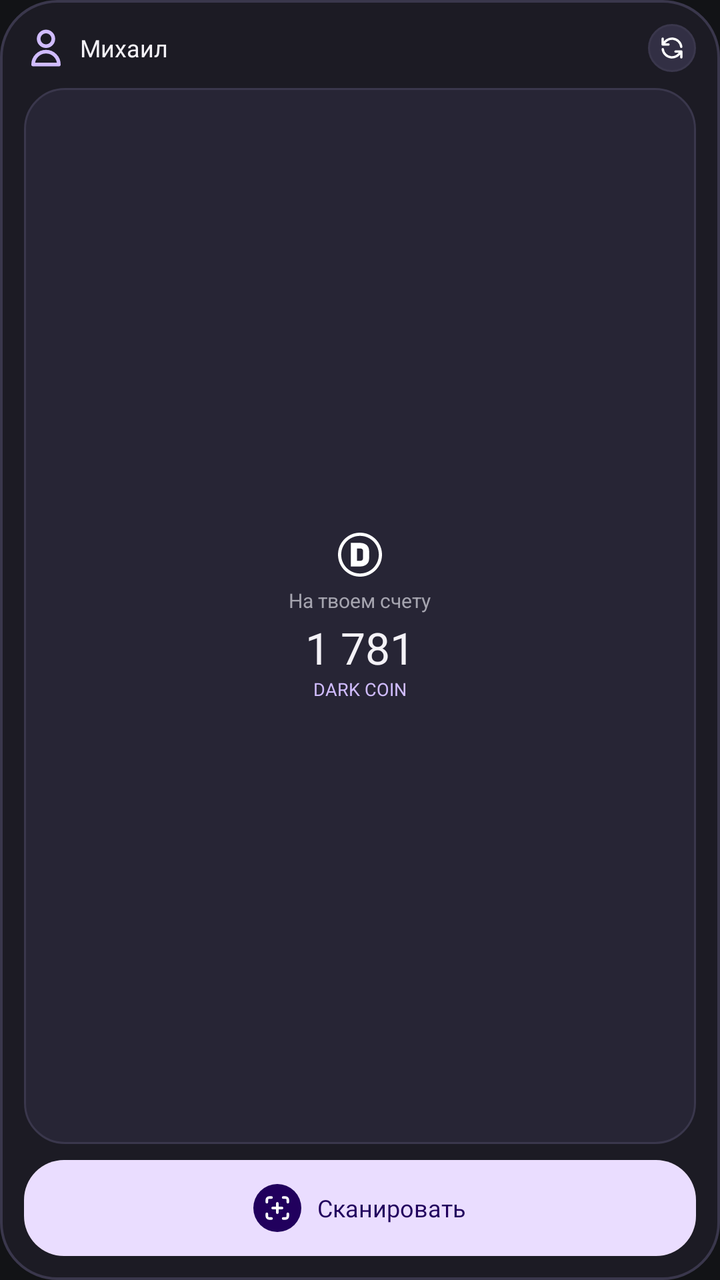
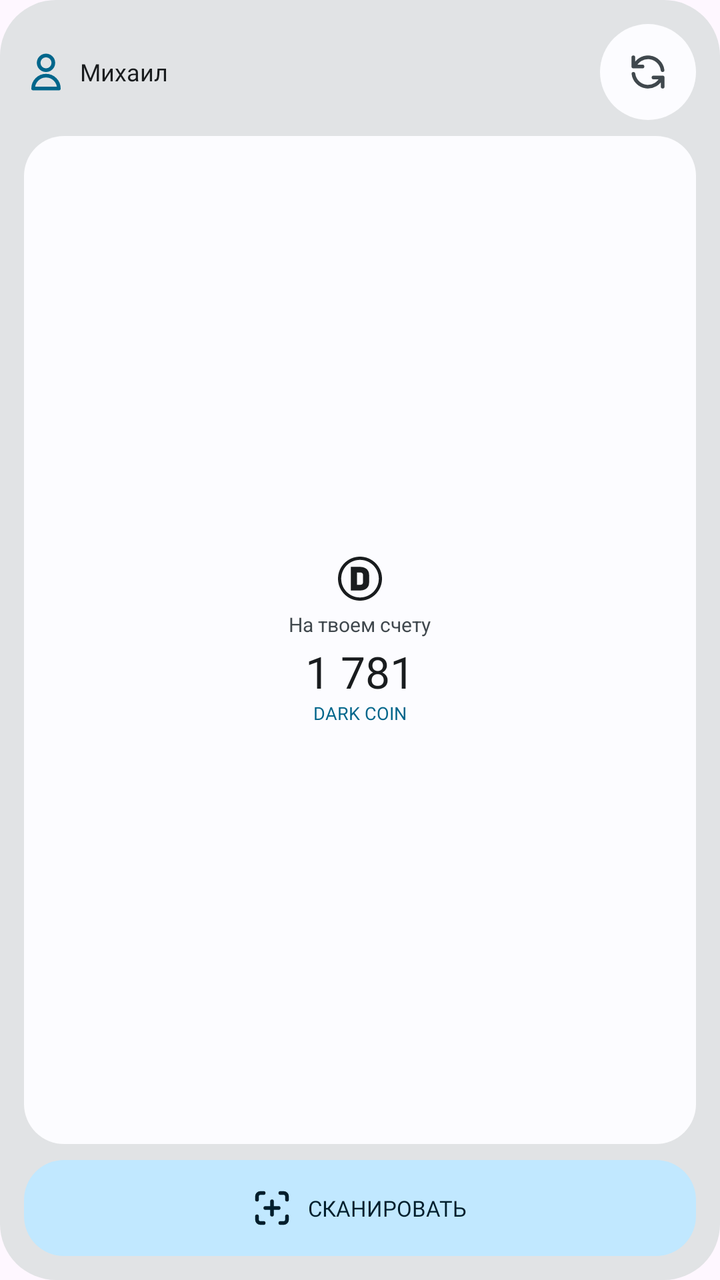

The first picture is an Android layout as it rendered before a commit; the second is the same layout after the commit. The layout source and the unified diff follow.
<!-- AndroidManifest.xml: application theme Theme.Darkside -->
<!-- res/layout/widget_darkside_tall.xml -->
<?xml version="1.0" encoding="utf-8"?>
<LinearLayout xmlns:android="http://schemas.android.com/apk/res/android"
    android:id="@+id/widget_root_tall"
    android:layout_width="match_parent"
    android:layout_height="match_parent"
    android:background="@drawable/bg_widget_container"
    android:orientation="vertical"
    android:padding="12dp">

    
    <LinearLayout
        android:layout_width="match_parent"
        android:layout_height="wrap_content"
        android:gravity="center_vertical"
        android:orientation="horizontal">

        <ImageView
            android:layout_width="22dp"
            android:layout_height="22dp"
            android:src="@drawable/ic_user"
            android:contentDescription="@string/app_name" />

        <TextView
            android:id="@+id/widget_user_name_tall"
            android:layout_width="0dp"
            android:layout_height="wrap_content"
            android:layout_marginStart="6dp"
            android:layout_weight="1"
            android:ellipsize="end"
            android:fontFamily="@font/unisans_bold"
            android:singleLine="true"
            android:text="Михаил"
            android:textColor="@color/ds_text_primary"
            android:textSize="12sp" />

        
        <ImageView
            android:id="@+id/widget_btn_refresh_tall"
            android:layout_width="24dp"
            android:layout_height="24dp"
            android:background="@drawable/bg_pill_badge"
            android:contentDescription="@string/refresh_btn"
            android:padding="5dp"
            android:src="@drawable/ic_refresh" />
    </LinearLayout>

    
    <LinearLayout
        android:layout_width="match_parent"
        android:layout_height="0dp"
        android:layout_marginTop="8dp"
        android:layout_marginBottom="8dp"
        android:layout_weight="1"
        android:background="@drawable/bg_widget_inner_card"
        android:gravity="center"
        android:orientation="vertical"
        android:padding="8dp">

        <ImageView
            android:layout_width="24dp"
            android:layout_height="24dp"
            android:src="@drawable/ic_coin"
            android:contentDescription="@string/app_name" />

        <TextView
            android:layout_width="wrap_content"
            android:layout_height="wrap_content"
            android:layout_marginTop="4dp"
            android:singleLine="true"
            android:text="@string/balance_label"
            android:textColor="@color/ds_text_secondary"
            android:textSize="10sp" />

        <TextView
            android:id="@+id/widget_balance_tall"
            android:layout_width="wrap_content"
            android:layout_height="wrap_content"
            android:layout_marginTop="2dp"
            android:fontFamily="@font/unisans_heavy"
            android:singleLine="true"
            android:text="1 781"
            android:textColor="@color/ds_text_primary"
            android:textSize="22sp" />

        <TextView
            android:layout_width="wrap_content"
            android:layout_height="wrap_content"
            android:fontFamily="@font/unisans_bold"
            android:singleLine="true"
            android:text="@string/coins_unit"
            android:textColor="@color/ds_primary"
            android:textSize="9sp" />
    </LinearLayout>

    
    <LinearLayout
        android:id="@+id/widget_btn_scan_tall"
        android:layout_width="match_parent"
        android:layout_height="wrap_content"
        android:background="@drawable/bg_widget_action_card"
        android:clickable="true"
        android:focusable="true"
        android:gravity="center"
        android:orientation="horizontal"
        android:paddingTop="12dp"
        android:paddingBottom="12dp">

        <ImageView
            android:layout_width="24dp"
            android:layout_height="24dp"
            android:background="@drawable/bg_widget_circle_icon_dark"
            android:contentDescription="@string/scan_qr"
            android:padding="5dp"
            android:src="@drawable/ic_scan_qr_white" />

        <TextView
            android:layout_width="wrap_content"
            android:layout_height="wrap_content"
            android:layout_marginStart="8dp"
            android:fontFamily="@font/unisans_bold"
            android:singleLine="true"
            android:text="@string/scan_qr_short"
            android:textColor="@color/ds_on_primary_container"
            android:textSize="12sp" />
    </LinearLayout>

</LinearLayout>
<!-- resources referenced by this layout -->
<resources>
  <color name="ds_on_primary_container">#21005D</color>
  <color name="ds_primary">#D0BCFF</color>
  <color name="ds_text_primary">#F4F2F7</color>
  <color name="ds_text_secondary">#A5A4AF</color>
  <!-- drawable bg_pill_badge (drawable) -->
  <?xml version="1.0" encoding="utf-8"?>
  <shape xmlns:android="http://schemas.android.com/apk/res/android"
      android:shape="rectangle">
      <corners android:radius="100dp" />
      <solid android:color="@color/ds_surface_container" />
      <stroke
          android:width="1dp"
          android:color="@color/ds_stroke" />
  </shape>
  <!-- drawable bg_widget_action_card (drawable) -->
  <?xml version="1.0" encoding="utf-8"?>
  <ripple xmlns:android="http://schemas.android.com/apk/res/android"
      android:color="@color/ds_primary">
      <item>
          <shape android:shape="rectangle">
              <corners android:radius="20dp" />
              <solid android:color="@color/ds_primary_container" />
          </shape>
      </item>
  </ripple>
  <!-- drawable bg_widget_circle_icon_dark (drawable) -->
  <?xml version="1.0" encoding="utf-8"?>
  <shape xmlns:android="http://schemas.android.com/apk/res/android"
      android:shape="oval">
      <solid android:color="@color/ds_on_primary_container" />
  </shape>
  <!-- drawable bg_widget_container (drawable) -->
  <?xml version="1.0" encoding="utf-8"?>
  <shape xmlns:android="http://schemas.android.com/apk/res/android"
      android:shape="rectangle">
      <corners android:radius="28dp" />
      <solid android:color="@color/ds_surface" />
      <stroke
          android:width="1.2dp"
          android:color="@color/ds_stroke" />
  </shape>
  <!-- drawable bg_widget_inner_card (drawable) -->
  <?xml version="1.0" encoding="utf-8"?>
  <shape xmlns:android="http://schemas.android.com/apk/res/android"
      android:shape="rectangle">
      <corners android:radius="20dp" />
      <solid android:color="@color/ds_surface_variant" />
      <stroke
          android:width="1dp"
          android:color="@color/ds_stroke" />
  </shape>
  <!-- drawable ic_coin (drawable) -->
  <vector xmlns:android="http://schemas.android.com/apk/res/android"
      android:width="24dp"
      android:height="24dp"
      android:viewportWidth="24"
      android:viewportHeight="24">
  
      
      <path
          android:fillColor="#FFFFFF"
          android:fillType="evenOdd"
          android:pathData="M12,1 C18.075,1 23,5.925 23,12 C23,18.075 18.075,23 12,23 C5.925,23 1,18.075 1,12 C1,5.925 5.925,1 12,1 Z M12,2.6 C6.809,2.6 2.6,6.809 2.6,12 C2.6,17.191 6.809,21.4 12,21.4 C17.191,21.4 21.4,17.191 21.4,12 C21.4,6.809 17.191,2.6 12,2.6 Z" />
  
      
      <group
          android:scaleX="0.4113"
          android:scaleY="0.4113"
          android:translateX="7.3830"
          android:translateY="5.7935">
          <path
              android:fillColor="#FFFFFF"
              android:fillType="evenOdd"
              android:pathData="M22.277 10.363c0-6.71-5.443-9.618-11.252-9.618v.033H.174v28.69h10.851c5.81.032 11.252-2.843 11.252-9.454v-9.651Zm-7.38 9.155c0 1.851-1.134 3.107-3.638 3.107H7.553V7.52h3.706c2.437 0 3.639 1.19 3.639 3.041v8.957Z" />
      </group>
  </vector>
  <!-- drawable ic_refresh (drawable) -->
  <vector xmlns:android="http://schemas.android.com/apk/res/android"
      android:width="24dp"
      android:height="24dp"
      android:viewportWidth="24"
      android:viewportHeight="24">
      <path
          android:strokeColor="#FFFFFF"
          android:strokeWidth="2"
          android:strokeLineCap="round"
          android:strokeLineJoin="round"
          android:pathData="M4,4v5h.582m15.356,2A8.001,8.001 0 0,0 4.582,9m0,0H9m11,11v-5h-.581m0,0a8.003,8.003 0 0,1 -15.357,-2m15.357,2H15" />
  </vector>
  <!-- drawable ic_scan_qr_white (drawable) -->
  <vector xmlns:android="http://schemas.android.com/apk/res/android"
      android:width="24dp"
      android:height="24dp"
      android:viewportWidth="24"
      android:viewportHeight="24">
      <path
          android:strokeColor="#FFFFFF"
          android:strokeWidth="2.2"
          android:strokeLineCap="round"
          android:strokeLineJoin="round"
          android:pathData="M3,7V5a2,2 0 0,1 2,-2h2M17,3h2a2,2 0 0,1 2,2v2M21,17v2a2,2 0 0,1 -2,2h-2M7,21H5a2,2 0 0,1 -2,-2v-2M12,8v8M8,12h8" />
  </vector>
  <!-- drawable ic_user (drawable) -->
  <vector xmlns:android="http://schemas.android.com/apk/res/android"
      android:width="24dp"
      android:height="24dp"
      android:viewportWidth="24"
      android:viewportHeight="24">
      <path
          android:strokeColor="#D0BCFF"
          android:strokeWidth="2"
          android:strokeLineCap="round"
          android:strokeLineJoin="round"
          android:pathData="M16,7a4,4 0 1,1 -8,0 4,4 0 0,1 8,0zM12,14a7,7 0 0,0 -7,7h14a7,7 0 0,0 -7,-7z" />
  </vector>
  <string name="scan_qr_short">Сканировать</string>
  <style name="Theme.Darkside" parent="Theme.Material3.Dark.NoActionBar">
          <item name="android:windowBackground">@color/ds_background</item>
          <item name="android:statusBarColor">@color/ds_background</item>
          <item name="android:navigationBarColor">@color/ds_background</item>
          <item name="colorPrimary">@color/ds_primary</item>
          <item name="colorOnPrimary">@color/ds_on_primary</item>
          <item name="colorSurface">@color/ds_surface</item>
          <item name="colorOnSurface">@color/ds_text_primary</item>
      </style>
  <color name="ds_surface_container">#322F44</color>
  <color name="ds_stroke">#3A374C</color>
  <color name="ds_primary_container">#EADDFF</color>
  <color name="ds_surface">#1C1B24</color>
  <color name="ds_surface_variant">#272535</color>
  <color name="ds_background">#121316</color>
  <color name="ds_on_primary">#381E72</color>
  <!-- unchanged entries left out for length: 5 -->
</resources>

<!-- the commit's change to res/layout/widget_darkside_tall.xml (unified diff, before → after) -->
@@ -30,17 +30,17 @@
             android:fontFamily="@font/unisans_bold"
             android:singleLine="true"
             android:text="Михаил"
-            android:textColor="@color/ds_text_primary"
+            android:textColor="@color/widget_text_primary"
             android:textSize="12sp" />
 
         
         <ImageView
             android:id="@+id/widget_btn_refresh_tall"
-            android:layout_width="24dp"
-            android:layout_height="24dp"
+            android:layout_width="48dp"
+            android:layout_height="48dp"
             android:background="@drawable/bg_pill_badge"
             android:contentDescription="@string/refresh_btn"
-            android:padding="5dp"
+            android:padding="13dp"
             android:src="@drawable/ic_refresh" />
     </LinearLayout>
 
@@ -68,7 +68,7 @@
             android:layout_marginTop="4dp"
             android:singleLine="true"
             android:text="@string/balance_label"
-            android:textColor="@color/ds_text_secondary"
+            android:textColor="@color/widget_text_secondary"
             android:textSize="10sp" />
 
         <TextView
@@ -79,16 +79,17 @@
             android:fontFamily="@font/unisans_heavy"
             android:singleLine="true"
             android:text="1 781"
-            android:textColor="@color/ds_text_primary"
+            android:textColor="@color/widget_text_primary"
             android:textSize="22sp" />
 
         <TextView
+            android:id="@+id/widget_coins_label_tall"
             android:layout_width="wrap_content"
             android:layout_height="wrap_content"
             android:fontFamily="@font/unisans_bold"
             android:singleLine="true"
             android:text="@string/coins_unit"
-            android:textColor="@color/ds_primary"
+            android:textColor="@color/widget_accent"
             android:textSize="9sp" />
     </LinearLayout>
 
@@ -96,22 +97,20 @@
     <LinearLayout
         android:id="@+id/widget_btn_scan_tall"
         android:layout_width="match_parent"
-        android:layout_height="wrap_content"
+        android:layout_height="48dp"
         android:background="@drawable/bg_widget_action_card"
         android:clickable="true"
         android:focusable="true"
         android:gravity="center"
         android:orientation="horizontal"
-        android:paddingTop="12dp"
-        android:paddingBottom="12dp">
+        android:paddingStart="12dp"
+        android:paddingEnd="12dp">
 
         <ImageView
-            android:layout_width="24dp"
-            android:layout_height="24dp"
-            android:background="@drawable/bg_widget_circle_icon_dark"
-            android:contentDescription="@string/scan_qr"
-            android:padding="5dp"
-            android:src="@drawable/ic_scan_qr_white" />
+            android:layout_width="20dp"
+            android:layout_height="20dp"
+            android:src="@drawable/ic_scan_qr"
+            android:contentDescription="@string/scan_qr" />
 
         <TextView
             android:layout_width="wrap_content"
@@ -119,9 +118,9 @@
             android:layout_marginStart="8dp"
             android:fontFamily="@font/unisans_bold"
             android:singleLine="true"
-            android:text="@string/scan_qr_short"
-            android:textColor="@color/ds_on_primary_container"
-            android:textSize="12sp" />
+            android:text="@string/scan_qr"
+            android:textColor="@color/widget_action_card_text"
+            android:textSize="11sp" />
     </LinearLayout>
 
 </LinearLayout>
<!-- resource entries referenced after the edit -->
@@ -1,55 +1,40 @@
 <!-- resources referenced by this layout -->
 <resources>
-  <color name="ds_on_primary_container">#21005D</color>
-  <color name="ds_primary">#D0BCFF</color>
-  <color name="ds_text_primary">#F4F2F7</color>
-  <color name="ds_text_secondary">#A5A4AF</color>
+  <color name="widget_accent">@color/md_theme_primary</color>
+  <color name="widget_action_card_text">@color/md_theme_onPrimaryContainer</color>
+  <color name="widget_text_primary">@color/md_theme_onSurface</color>
+  <color name="widget_text_secondary">@color/md_theme_onSurfaceVariant</color>
   <!-- drawable bg_pill_badge (drawable) -->
   <?xml version="1.0" encoding="utf-8"?>
   <shape xmlns:android="http://schemas.android.com/apk/res/android"
       android:shape="rectangle">
       <corners android:radius="100dp" />
-      <solid android:color="@color/ds_surface_container" />
-      <stroke
-          android:width="1dp"
-          android:color="@color/ds_stroke" />
+      <solid android:color="@color/widget_inner_surface" />
   </shape>
   <!-- drawable bg_widget_action_card (drawable) -->
   <?xml version="1.0" encoding="utf-8"?>
   <ripple xmlns:android="http://schemas.android.com/apk/res/android"
-      android:color="@color/ds_primary">
+      android:color="@color/widget_accent">
       <item>
           <shape android:shape="rectangle">
-              <corners android:radius="20dp" />
-              <solid android:color="@color/ds_primary_container" />
+              <corners android:radius="@dimen/widget_inner_radius" />
+              <solid android:color="@color/widget_action_card_bg" />
           </shape>
       </item>
   </ripple>
-  <!-- drawable bg_widget_circle_icon_dark (drawable) -->
-  <?xml version="1.0" encoding="utf-8"?>
-  <shape xmlns:android="http://schemas.android.com/apk/res/android"
-      android:shape="oval">
-      <solid android:color="@color/ds_on_primary_container" />
-  </shape>
   <!-- drawable bg_widget_container (drawable) -->
   <?xml version="1.0" encoding="utf-8"?>
   <shape xmlns:android="http://schemas.android.com/apk/res/android"
       android:shape="rectangle">
-      <corners android:radius="28dp" />
-      <solid android:color="@color/ds_surface" />
-      <stroke
-          android:width="1.2dp"
-          android:color="@color/ds_stroke" />
+      <corners android:radius="@dimen/widget_background_radius" />
+      <solid android:color="@color/widget_background" />
   </shape>
   <!-- drawable bg_widget_inner_card (drawable) -->
   <?xml version="1.0" encoding="utf-8"?>
   <shape xmlns:android="http://schemas.android.com/apk/res/android"
       android:shape="rectangle">
-      <corners android:radius="20dp" />
-      <solid android:color="@color/ds_surface_variant" />
-      <stroke
-          android:width="1dp"
-          android:color="@color/ds_stroke" />
+      <corners android:radius="@dimen/widget_inner_radius" />
+      <solid android:color="@color/widget_inner_surface" />
   </shape>
   <!-- drawable ic_coin (drawable) -->
   <vector xmlns:android="http://schemas.android.com/apk/res/android"
@@ -60,7 +45,7 @@
   
       
       <path
-          android:fillColor="#FFFFFF"
+          android:fillColor="@color/widget_coin_tint"
           android:fillType="evenOdd"
           android:pathData="M12,1 C18.075,1 23,5.925 23,12 C23,18.075 18.075,23 12,23 C5.925,23 1,18.075 1,12 C1,5.925 5.925,1 12,1 Z M12,2.6 C6.809,2.6 2.6,6.809 2.6,12 C2.6,17.191 6.809,21.4 12,21.4 C17.191,21.4 21.4,17.191 21.4,12 C21.4,6.809 17.191,2.6 12,2.6 Z" />
   
@@ -71,7 +56,7 @@
           android:translateX="7.3830"
           android:translateY="5.7935">
           <path
-              android:fillColor="#FFFFFF"
+              android:fillColor="@color/widget_coin_tint"
               android:fillType="evenOdd"
               android:pathData="M22.277 10.363c0-6.71-5.443-9.618-11.252-9.618v.033H.174v28.69h10.851c5.81.032 11.252-2.843 11.252-9.454v-9.651Zm-7.38 9.155c0 1.851-1.134 3.107-3.638 3.107H7.553V7.52h3.706c2.437 0 3.639 1.19 3.639 3.041v8.957Z" />
       </group>
@@ -83,20 +68,20 @@
       android:viewportWidth="24"
       android:viewportHeight="24">
       <path
-          android:strokeColor="#FFFFFF"
+          android:strokeColor="@color/widget_icon_tint"
           android:strokeWidth="2"
           android:strokeLineCap="round"
           android:strokeLineJoin="round"
           android:pathData="M4,4v5h.582m15.356,2A8.001,8.001 0 0,0 4.582,9m0,0H9m11,11v-5h-.581m0,0a8.003,8.003 0 0,1 -15.357,-2m15.357,2H15" />
   </vector>
-  <!-- drawable ic_scan_qr_white (drawable) -->
+  <!-- drawable ic_scan_qr (drawable) -->
   <vector xmlns:android="http://schemas.android.com/apk/res/android"
       android:width="24dp"
       android:height="24dp"
       android:viewportWidth="24"
       android:viewportHeight="24">
       <path
-          android:strokeColor="#FFFFFF"
+          android:strokeColor="@color/widget_action_card_text"
           android:strokeWidth="2.2"
           android:strokeLineCap="round"
           android:strokeLineJoin="round"
@@ -109,29 +94,69 @@
       android:viewportWidth="24"
       android:viewportHeight="24">
       <path
-          android:strokeColor="#D0BCFF"
+          android:strokeColor="@color/widget_accent"
           android:strokeWidth="2"
           android:strokeLineCap="round"
           android:strokeLineJoin="round"
           android:pathData="M16,7a4,4 0 1,1 -8,0 4,4 0 0,1 8,0zM12,14a7,7 0 0,0 -7,7h14a7,7 0 0,0 -7,-7z" />
   </vector>
-  <string name="scan_qr_short">Сканировать</string>
-  <style name="Theme.Darkside" parent="Theme.Material3.Dark.NoActionBar">
-          <item name="android:windowBackground">@color/ds_background</item>
-          <item name="android:statusBarColor">@color/ds_background</item>
-          <item name="android:navigationBarColor">@color/ds_background</item>
-          <item name="colorPrimary">@color/ds_primary</item>
-          <item name="colorOnPrimary">@color/ds_on_primary</item>
-          <item name="colorSurface">@color/ds_surface</item>
-          <item name="colorOnSurface">@color/ds_text_primary</item>
+  <style name="Theme.Darkside" parent="Theme.Material3.DayNight.NoActionBar">
+          
+          <item name="colorPrimary">@color/md_theme_primary</item>
+          <item name="colorOnPrimary">@color/md_theme_onPrimary</item>
+          <item name="colorPrimaryContainer">@color/md_theme_primaryContainer</item>
+          <item name="colorOnPrimaryContainer">@color/md_theme_onPrimaryContainer</item>
+          
+          <item name="colorSecondary">@color/md_theme_secondary</item>
+          <item name="colorOnSecondary">@color/md_theme_onSecondary</item>
+          <item name="colorSecondaryContainer">@color/md_theme_secondaryContainer</item>
+          <item name="colorOnSecondaryContainer">@color/md_theme_onSecondaryContainer</item>
+          
+          <item name="colorSurface">@color/md_theme_surface</item>
+          <item name="colorOnSurface">@color/md_theme_onSurface</item>
+          <item name="colorSurfaceVariant">@color/md_theme_surfaceVariant</item>
+          <item name="colorOnSurfaceVariant">@color/md_theme_onSurfaceVariant</item>
+          
+          <item name="colorSurfaceContainer">@color/md_theme_surfaceContainer</item>
+          <item name="colorSurfaceContainerHigh">@color/md_theme_surfaceContainerHigh</item>
+          <item name="colorSurfaceContainerLow">@color/md_theme_surfaceContainerLow</item>
+          
+          <item name="colorOutline">@color/md_theme_outline</item>
+          <item name="colorOutlineVariant">@color/md_theme_outlineVariant</item>
+          
+          <item name="android:colorBackground">@color/md_theme_background</item>
+          <item name="colorOnBackground">@color/md_theme_onBackground</item>
+  
+          
+          <item name="android:statusBarColor">@android:color/transparent</item>
+          <item name="android:navigationBarColor">@android:color/transparent</item>
       </style>
-  <color name="ds_surface_container">#322F44</color>
-  <color name="ds_stroke">#3A374C</color>
-  <color name="ds_primary_container">#EADDFF</color>
-  <color name="ds_surface">#1C1B24</color>
-  <color name="ds_surface_variant">#272535</color>
-  <color name="ds_background">#121316</color>
-  <color name="ds_on_primary">#381E72</color>
+  <color name="md_theme_primary">#6750A4</color>
+  <color name="md_theme_onPrimaryContainer">#21005D</color>
+  <color name="md_theme_onSurface">#1D1B20</color>
+  <color name="md_theme_onSurfaceVariant">#49454F</color>
+  <color name="widget_inner_surface">@color/md_theme_surface</color>
+  <dimen name="widget_inner_radius">20dp</dimen>
+  <color name="widget_action_card_bg">@color/md_theme_primaryContainer</color>
+  <dimen name="widget_background_radius">28dp</dimen>
+  <color name="widget_background">@color/md_theme_surfaceContainer</color>
+  <color name="widget_coin_tint">@color/md_theme_onSurface</color>
+  <color name="widget_icon_tint">@color/md_theme_onSurfaceVariant</color>
+  <color name="md_theme_onPrimary">#FFFFFF</color>
+  <color name="md_theme_primaryContainer">#EADDFF</color>
+  <color name="md_theme_secondary">#625B71</color>
+  <color name="md_theme_onSecondary">#FFFFFF</color>
+  <color name="md_theme_secondaryContainer">#E8DEF8</color>
+  <color name="md_theme_onSecondaryContainer">#1D192B</color>
+  <color name="md_theme_surface">#FEF7FF</color>
+  <color name="md_theme_surfaceVariant">#E7E0EC</color>
+  <color name="md_theme_surfaceContainer">#F3EDF7</color>
+  <color name="md_theme_surfaceContainerHigh">#ECE6F0</color>
+  <color name="md_theme_surfaceContainerLow">#F7F2FA</color>
+  <color name="md_theme_outline">#79747E</color>
+  <color name="md_theme_outlineVariant">#CAC4D0</color>
+  <color name="md_theme_background">#FEF7FF</color>
+  <color name="md_theme_onBackground">#1D1B20</color>
   <!-- unchanged entries left out for length: 5 -->
 </resources>
 
